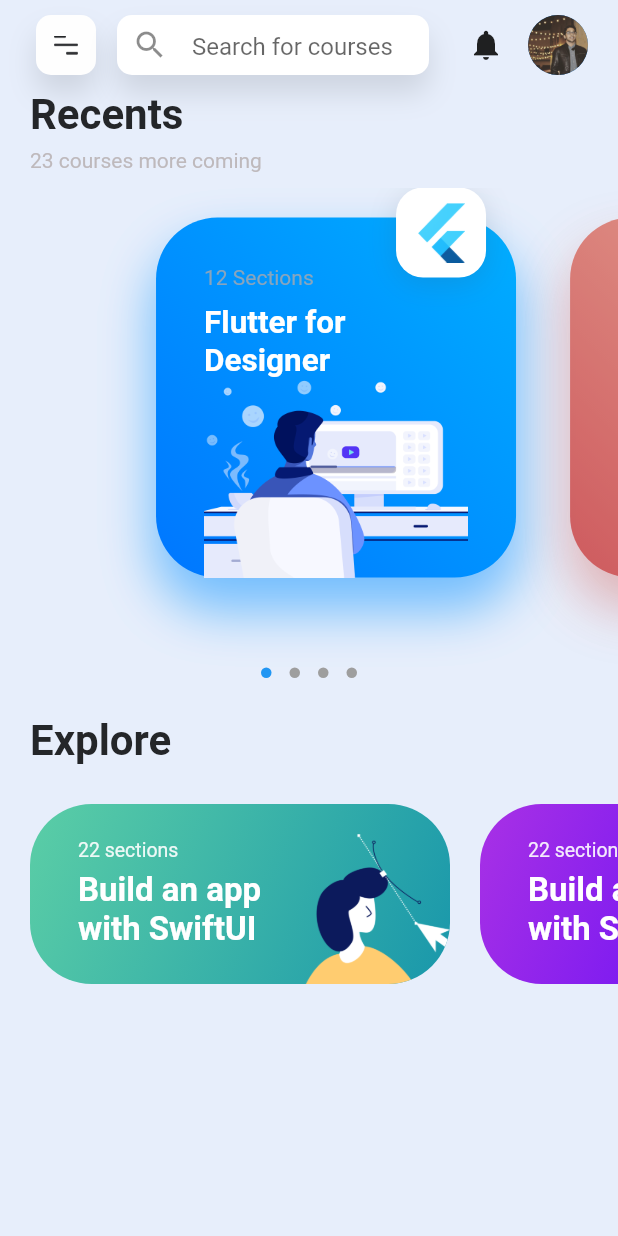
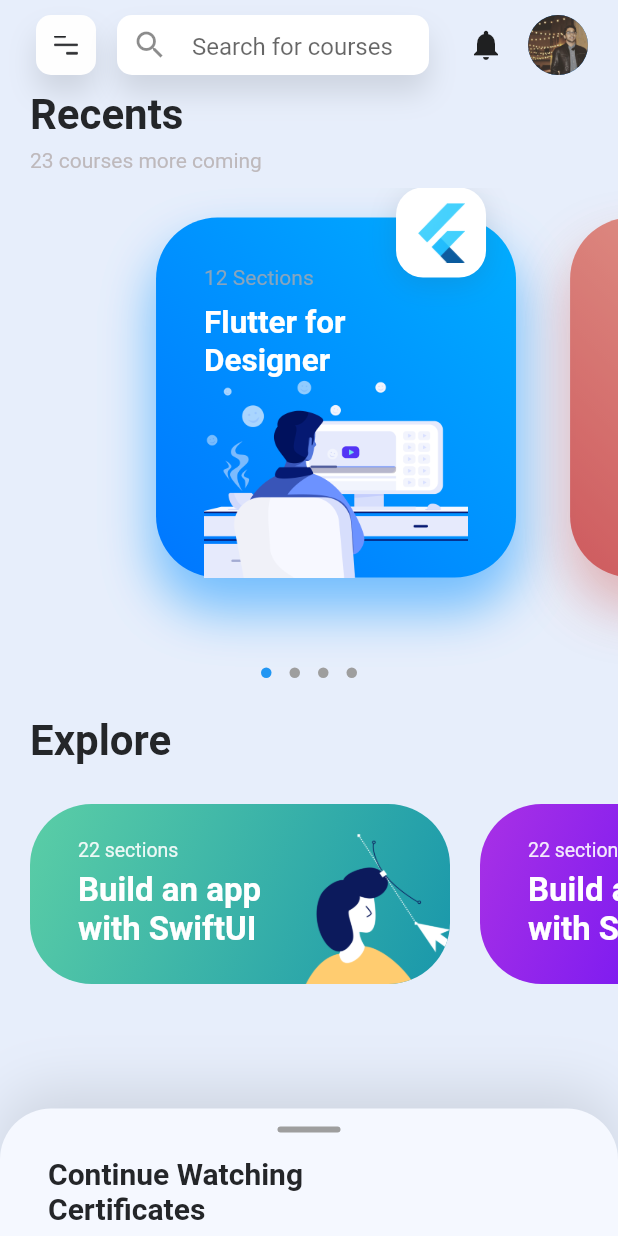
Before and after one commit to rashmirekha99/Course-App, a Flutter app: the screen it shows after launch, on a phone screen of 412 x 824 dp. Run offline on Flutter 3.47's test engine with Material 2 defaults, Android fonts, the phone set to English and light mode, and no system bars; drawn by our look-alikes of sliding_up_panel.

Commit message:
SlidingUpPanel Layout

```diff
--- /dev/null
+++ b/lib/screens/continue_watching_screen.dart
@@ -0,0 +1,51 @@
+import 'package:flutter/material.dart';
+import 'package:sliding_up_panel/sliding_up_panel.dart';
+
+import '../constant.dart';
+
+class ContinueWatchingScreen extends StatelessWidget {
+  const ContinueWatchingScreen({Key? key}) : super(key: key);
+
+  @override
+  Widget build(BuildContext context) {
+    return SlidingUpPanel(
+      backdropEnabled: true,
+      minHeight: 85.0,
+      maxHeight: MediaQuery.of(context).size.height * 0.75,
+      color: kCardPopupBackgroundColor,
+      borderRadius: BorderRadius.only(
+        topLeft: Radius.circular(34),
+        topRight: Radius.circular(34),
+      ),
+      boxShadow: [
+        BoxShadow(color: kShadowColor, offset: Offset(0, -12), blurRadius: 32.0)
+      ],
+      panel: Column(
+        crossAxisAlignment: CrossAxisAlignment.start,
+        children: [
+          Center(
+            child: Padding(
+              padding: const EdgeInsets.only(top: 12.0, bottom: 16.0),
+              child: Container(
+                width: 42.0,
+                height: 4.0,
+                decoration: BoxDecoration(
+                  color: Colors.grey,
+                  borderRadius: BorderRadius.circular(2.0),
+                ),
+              ),
+            ),
+          ),
+          Padding(
+            padding: EdgeInsets.symmetric(horizontal: 32),
+            child: Text("Continue Watching", style: kTitle2Style),
+          ),
+          Padding(
+            padding: EdgeInsets.symmetric(horizontal: 32),
+            child: Text("Certificates", style: kTitle2Style),
+          ),
+        ],
+      ),
+    );
+  }
+}
--- a/lib/screens/home_screen.dart
+++ b/lib/screens/home_screen.dart
@@ -1,9 +1,11 @@
 import 'package:flutter/material.dart';
+import 'package:sliding_up_panel/sliding_up_panel.dart';
 
 import '../component/list/course_list.dart';
 import '../component/list/explore_course_list.dart';
 import '../component/navigation_bar.dart';
 import '../constant.dart';
+import 'continue_watching_screen.dart';
 import 'sidebar_screen.dart';
 
 class HomeScreen extends StatefulWidget {
@@ -14,9 +16,7 @@ class HomeScreen extends StatefulWidget {
 class _HomeScreenState extends State<HomeScreen> with TickerProviderStateMixin {
   late Animation<Offset> sidebarAnimation;
   late Animation<double> animationOpacity;
-
   late AnimationController sidebarAnimationController;
-
   var sideBarHidden = true;
 
   @override
@@ -105,6 +105,7 @@ class _HomeScreenState extends State<HomeScreen> with TickerProviderStateMixin {
                 ],
               ),
             ),
+            ContinueWatchingScreen(),
             IgnorePointer(
               ignoring: sideBarHidden,
               child: Stack(children: [
--- a/pubspec.yaml
+++ b/pubspec.yaml
@@ -33,6 +33,7 @@ dependencies:
   # The following adds the Cupertino Icons font to your application.
   # Use with the CupertinoIcons class for iOS style icons.
   cupertino_icons: ^1.0.2
+  sliding_up_panel: ^2.0.0+1
 
 dev_dependencies:
   flutter_test:
```
Also changed, not shown: pubspec.lock.
